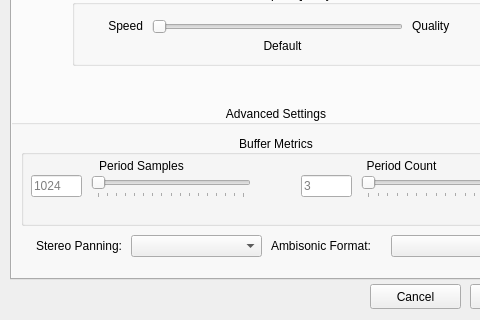
The window that utils/alsoft-config/mainwindow.ui (kcat/openal-soft) describes before a commit, drawn with Qt 5; both pictures show x 0 to 480 and y 140 to 460 of the 564 by 460 pixel window.
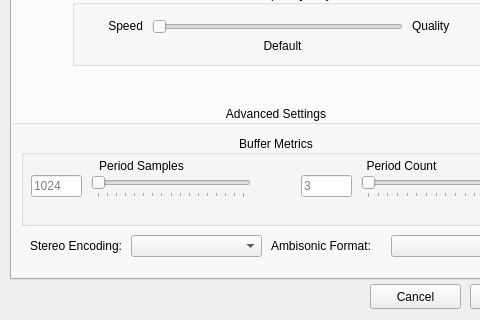
The same window after the commit. Icons and pictures are not drawn.

Commit message:
Rename stereo-panning option to stereo-encoding
Also rename the 'paired' value to 'panpot', and make it the default.

```diff
--- a/utils/alsoft-config/mainwindow.ui
+++ b/utils/alsoft-config/mainwindow.ui
@@ -455,7 +455,7 @@
         </rect>
        </property>
        <property name="text">
-        <string>Stereo Panning:</string>
+        <string>Stereo Encoding:</string>
        </property>
        <property name="alignment">
         <set>Qt::AlignRight|Qt::AlignTrailing|Qt::AlignVCenter</set>
```
Left out of the diff: 14 changed lines with no effect on the pictures. The commit also changes 4 other files.
